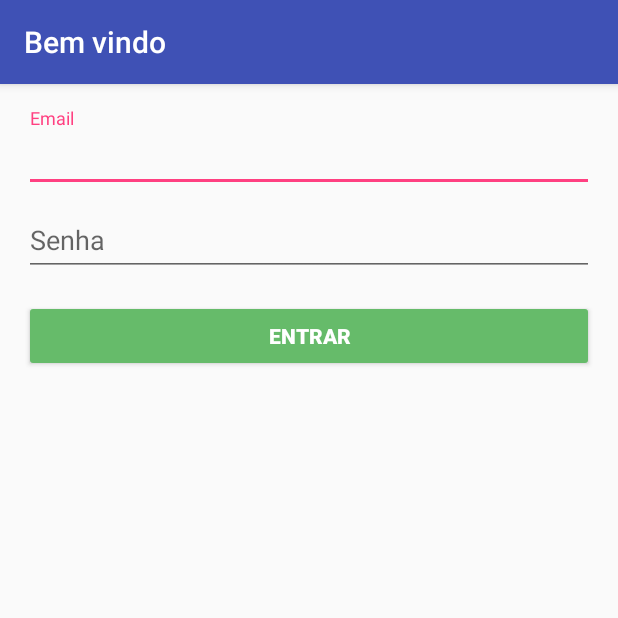
After one commit to Headtrap/paygen-manager-android, an Android app: the LoginActivity screen opened directly, with no data from a screen before it, on a phone screen of 412 x 824 dp, the top half of it. The commit adds this screen. Run offline under Robolectric (Android 15) with nearby library versions, the phone set to English and light mode, and no system bars; our stand-ins replace RxJava; libraries missing offline, so code that uses them is left out: com.crashlytics.android; network calls fail.

```diff
--- a/app/build.gradle
+++ b/app/build.gradle
@@ -49,9 +49,10 @@ dependencies {
     implementation 'io.reactivex.rxjava2:rxandroid:2.0.1'
     implementation 'io.reactivex.rxjava2:rxjava:2.1.6'
     implementation 'com.squareup.picasso:picasso:2.5.2'
-    implementation 'com.crashlytics.sdk.android:crashlytics:2.9.2'
+    implementation 'com.crashlytics.sdk.android:crashlytics:2.9.4'
     implementation 'com.github.satyan:sugar:1.5'
     implementation 'com.android.support:support-v4:27.1.1'
+
     testImplementation 'junit:junit:4.12'
     androidTestImplementation 'com.android.support.test:runner:1.0.2'
     androidTestImplementation 'com.android.support.test.espresso:espresso-core:3.0.2'
--- /dev/null
+++ b/app/src/main/java/com/pineconeapps/paygenmanager/activity/LoginActivity.kt
@@ -0,0 +1,42 @@
+package com.pineconeapps.paygenmanager.activity
+
+import android.os.Bundle
+import com.pineconeapps.paygenmanager.R
+import com.pineconeapps.paygenmanager.prefs
+import com.pineconeapps.paygenmanager.service.AccessService
+import kotlinx.android.synthetic.main.activity_login.*
+import org.jetbrains.anko.startActivity
+
+class LoginActivity : BaseActivity() {
+
+    override fun onCreate(savedInstanceState: Bundle?) {
+        super.onCreate(savedInstanceState)
+        setContentView(R.layout.activity_login)
+        btLogin.setOnClickListener { validate() }
+    }
+
+    private fun validate() {
+        val email = etEmail.text.toString()
+        val password = etPassword.text.toString()
+        if (email.isEmpty() || password.isEmpty()) {
+            showWarning(getString(R.string.warning_empty_fields))
+        }
+        showProgress()
+        AccessService.validateProvider(email, password).applySchedulers().subscribe(
+                {
+                    prefs.token = it.token
+                    prefs.providerId = it.id
+                    startActivity<MainActivity>()
+                },
+                {
+                    closeProgress()
+                    handleException(it)
+                },
+                {
+                    closeProgress()
+                }
+        )
+    }
+
+
+}
--- a/app/src/main/java/com/pineconeapps/paygenmanager/entity/Customer.kt
+++ b/app/src/main/java/com/pineconeapps/paygenmanager/entity/Customer.kt
@@ -5,5 +5,5 @@ package com.pineconeapps.paygenmanager.entity
  * Created by Headtrap on 15/07/2017.
  */
 
-class Customer : User() {
+class Customer : User("", "", "", "", "") {
 }
--- a/app/src/main/java/com/pineconeapps/paygenmanager/entity/Provider.kt
+++ b/app/src/main/java/com/pineconeapps/paygenmanager/entity/Provider.kt
@@ -14,7 +14,7 @@ class Provider(val type: Type,
                val sales: List<Transaction>,
                val consumptions: List<Consumption>,
                val employees: List<User>,
-               val info: ProviderInfo) : User(){
+               val info: ProviderInfo) : User("", "", "", "", "") {
 
 
     enum class Status {
--- a/app/src/main/java/com/pineconeapps/paygenmanager/util/UserInfo.kt
+++ b/app/src/main/java/com/pineconeapps/paygenmanager/util/UserInfo.kt
@@ -20,7 +20,7 @@ class UserInfo(context: Context) {
     companion object {
         fun saveUserLocally(user: User, google: Boolean) {
             prefs.userEmail = user.email
-            prefs.userId = user.id
+            prefs.token = user.id
             prefs.googleSignIn = google
         }
 
@@ -30,12 +30,12 @@ class UserInfo(context: Context) {
                     .addOnCompleteListener {
                     }
             prefs.userEmail = ""
-            prefs.userId = ""
+            prefs.token = ""
             prefs.googleSignIn = false
         }
     }
 
-    var userId: String
+    var token: String
         get() = prefs.getString(PREF_ID, "5b34409e27039805549d3951")
         set(value) = prefs.edit().putString(PREF_ID, value).apply()
 
--- /dev/null
+++ b/app/src/main/res/layout/activity_login.xml
@@ -0,0 +1,79 @@
+<?xml version="1.0" encoding="utf-8"?>
+<LinearLayout xmlns:android="http://schemas.android.com/apk/res/android"
+    xmlns:tools="http://schemas.android.com/tools"
+    android:layout_width="match_parent"
+    android:layout_height="match_parent"
+    android:gravity="center_horizontal"
+    android:orientation="vertical"
+    android:paddingBottom="@dimen/activity_vertical_margin"
+    android:paddingLeft="@dimen/activity_horizontal_margin"
+    android:paddingRight="@dimen/activity_horizontal_margin"
+    android:paddingTop="@dimen/activity_vertical_margin"
+    tools:context=".activity.LoginActivity">
+
+    <!-- Login progress -->
+    <ProgressBar
+        android:id="@+id/login_progress"
+        style="?android:attr/progressBarStyleLarge"
+        android:layout_width="wrap_content"
+        android:layout_height="wrap_content"
+        android:layout_marginBottom="8dp"
+        android:visibility="gone" />
+
+    <ScrollView
+        android:id="@+id/login_form"
+        android:layout_width="match_parent"
+        android:layout_height="match_parent">
+
+        <LinearLayout
+            android:id="@+id/email_login_form"
+            android:layout_width="match_parent"
+            android:layout_height="wrap_content"
+            android:orientation="vertical">
+
+            <android.support.design.widget.TextInputLayout
+                android:layout_width="match_parent"
+                android:layout_height="wrap_content">
+
+                <EditText
+                    android:id="@+id/etEmail"
+                    android:layout_width="match_parent"
+                    android:layout_height="wrap_content"
+                    android:hint="@string/hint_email"
+                    android:inputType="textEmailAddress"
+                    android:maxLines="1"
+                    android:singleLine="true" />
+
+            </android.support.design.widget.TextInputLayout>
+
+            <android.support.design.widget.TextInputLayout
+                android:layout_width="match_parent"
+                android:layout_height="wrap_content">
+
+                <EditText
+                    android:id="@+id/etPassword"
+                    android:layout_width="match_parent"
+                    android:layout_height="wrap_content"
+                    android:hint="@string/hint_password"
+                    android:imeActionId="6"
+                    android:imeActionLabel="@string/action_sign_in_short"
+                    android:imeOptions="actionUnspecified"
+                    android:inputType="textPassword"
+                    android:maxLines="1"
+                    android:singleLine="true" />
+
+            </android.support.design.widget.TextInputLayout>
+
+            <Button
+                android:id="@+id/btLogin"
+                android:backgroundTint="@color/green_400"
+                android:textColor="@color/white"
+                android:layout_width="match_parent"
+                android:layout_height="wrap_content"
+                android:layout_marginTop="16dp"
+                android:text="@string/label_login"
+                android:textStyle="bold" />
+
+        </LinearLayout>
+    </ScrollView>
+</LinearLayout>
--- a/app/src/main/res/values/strings.xml
+++ b/app/src/main/res/values/strings.xml
@@ -14,4 +14,22 @@
     <string name="title_consumption">Consumo</string>
     <string name="title_add_items">Adicionar itens</string>
     <string name="error_empty_query">Informe ao menos um uma palavra</string>
+    <string name="title_activity_login">Bem vindo</string>
+
+    <!-- Strings related to login -->
+    <string name="prompt_email">Email</string>
+    <string name="prompt_password">Password (optional)</string>
+    <string name="action_sign_in">Sign in or register</string>
+    <string name="action_sign_in_short">Sign in</string>
+    <string name="error_invalid_email">This email address is invalid</string>
+    <string name="error_invalid_password">This password is too short</string>
+    <string name="error_incorrect_password">This password is incorrect</string>
+    <string name="error_field_required">This field is required</string>
+    <string name="permission_rationale">"Contacts permissions are needed for providing email
+        completions."
+    </string>
+    <string name="label_login">Entrar</string>
+    <string name="hint_password">Senha</string>
+    <string name="hint_email">Email</string>
+    <string name="warning_empty_fields">Preencha todos os campos</string>
 </resources>
```
Also changed, not shown: app/src/main/AndroidManifest.xml (+9 -1 lines), app/src/main/java/com/pineconeapps/paygenmanager/entity/User.kt (+1 -12 lines), app/src/main/java/com/pineconeapps/paygenmanager/service/AccessService.kt (added, +10 -0 lines), app/src/main/java/com/pineconeapps/paygenmanager/service/endpoint/AccessEndpoint.kt (added, +12 -0 lines).
